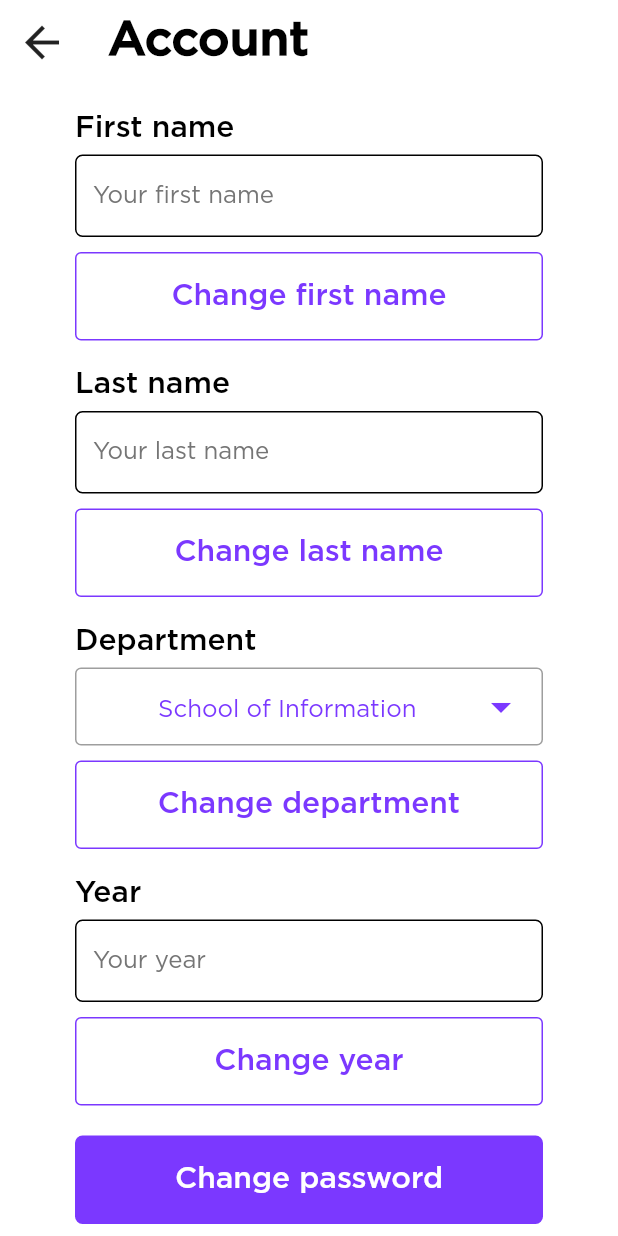
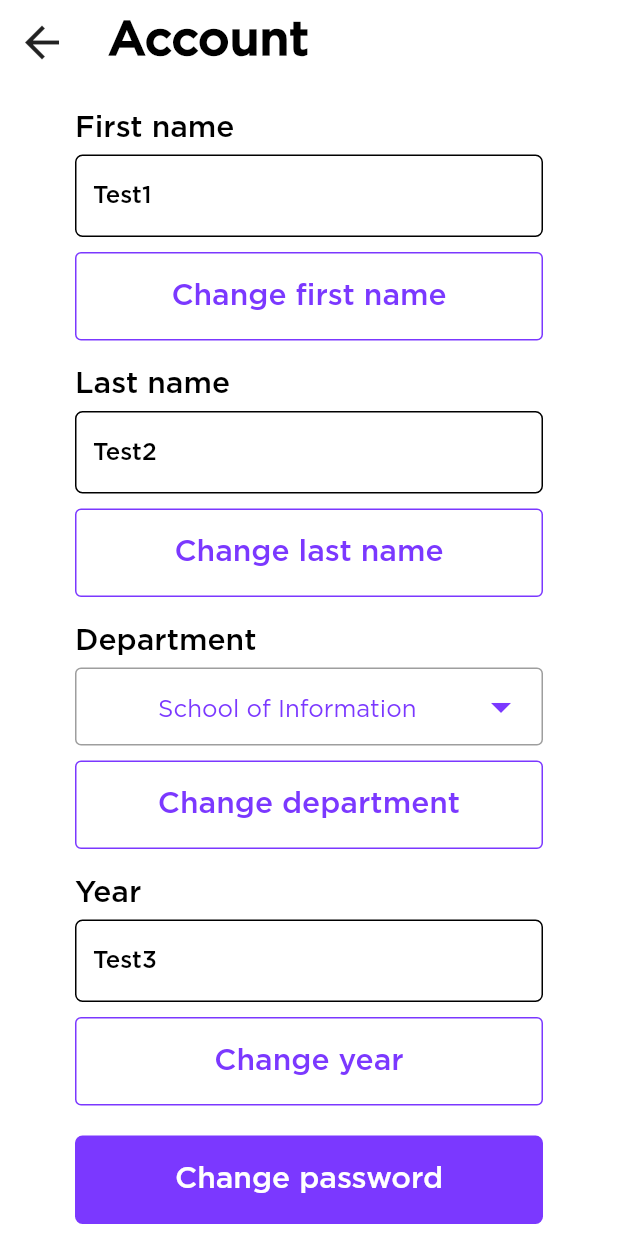
Before and after one commit to khush2003/wismod, a Flutter app: the AccountsView screen opened by its route, on a phone screen of 412 x 824 dp. Run offline on Flutter 3.47's test engine with Material 2 defaults, Android fonts, the phone set to English and light mode, and no system bars; our stand-ins replace cloud_firestore, firebase_auth, firebase_core, firebase_storage, get, image_picker; missing offline and left inert: dart:js; accounts and stored records are empty.

Commit message:
A little doing with account changing

```diff
--- /dev/null
+++ b/lib/modules/home/controller/account_controller.dart
@@ -0,0 +1,26 @@
+import 'package:firebase_auth/firebase_auth.dart';
+import 'package:flutter/material.dart';
+import 'package:get/get.dart';
+import 'package:wismod/shared/models/user.dart';
+import 'package:wismod/shared/services/firebase_firestore_serivce.dart';
+import 'package:wismod/utils/app_utils.dart';
+import 'package:wismod/shared/models/user.dart';
+import '../../auth/controllers/auth_controller.dart';
+import 'package:cloud_firestore/cloud_firestore.dart';
+
+import '../../../routes/routes.dart';
+
+class AccountController extends GetxController {
+  static AccountController get instance => Get.find();
+  final FirebaseFirestore _db = FirebaseFirestore.instance;
+  String firstNameUser = '';
+  String lastNameUser = '';
+  String yearUser = '';
+
+  final TextEditingController firstNameController =
+      TextEditingController(text: 'Test1');
+  final TextEditingController lastNameController =
+      TextEditingController(text: 'Test2');
+  final TextEditingController yearController =
+      TextEditingController(text: 'Test3');
+}
--- a/lib/modules/home/controller/setting_controller.dart
+++ b/lib/modules/home/controller/password_controller.dart
@@ -7,14 +7,12 @@ import 'package:wismod/utils/app_utils.dart';
 
 import '../../../routes/routes.dart';
 
-class SettingController extends GetxController {
-  late BuildContext? context;
+class PasswordController extends GetxController {
   var auth = FirebaseAuth.instance;
   var currentUser = FirebaseAuth.instance.currentUser;
   final passwordController = TextEditingController();
   final confirmPasswordController = TextEditingController();
   int checkCount = 0;
-  String wordCheck = "";
 
   final passwordError = RxString('');
   final confirmPasswordError = RxString('');
@@ -84,7 +82,7 @@ class SettingController extends GetxController {
         confirmPasswordController.text.isEmpty ||
         passwordError != null ||
         confirmPasswordError != null) {
-      print("you didn't type it all");
+      print("you didn't type it at all");
       print(passwordController.text);
       print(confirmPasswordController.text);
       return false;
--- a/lib/modules/home/views/accounts.dart
+++ b/lib/modules/home/views/accounts.dart
@@ -1,14 +1,17 @@
 import 'package:flutter/material.dart';
 import 'package:get/get.dart';
 import 'package:wismod/theme/global_widgets.dart';
-import 'package:wismod/modules/auth/controllers/signup_controller.dart';
+import '../controller/account_controller.dart';
+import '../../auth/controllers/signup_controller.dart';
 
 import '../../../routes/routes.dart';
 import '../../../utils/app_utils.dart';
 
 //TODO: Form validation
 class AccountsView extends StatelessWidget {
-  const AccountsView({super.key});
+  AccountsView({super.key});
+  final AccountController accountController = Get.put(AccountController());
+
 
   @override
   Widget build(BuildContext context) {
@@ -28,12 +31,13 @@ class AccountsView extends StatelessWidget {
             alignment: Alignment.topCenter,
             child: SingleChildScrollView(
                 child: Column(children: [
-              const Padding(
-                padding: EdgeInsets.fromLTRB(0.0, 0.0, 0.0, 20.0),
+              Padding(
+                padding: const EdgeInsets.fromLTRB(0.0, 0.0, 0.0, 20.0),
                 child: AccountSections(
                   label: 'First name',
                   hintText: 'Your first name',
-                  trailingWidget: Text(
+                  controllerFunction: accountController.firstNameController,
+                  trailingWidget: const Text(
                     'Change first name',
                     style: TextStyle(
                       fontFamily: "Gotham",
@@ -44,12 +48,13 @@ class AccountsView extends StatelessWidget {
                   ),
                 ),
               ),
-              const Padding(
-                padding: EdgeInsets.fromLTRB(0.0, 0.0, 0.0, 20.0),
+              Padding(
+                padding: const EdgeInsets.fromLTRB(0.0, 0.0, 0.0, 20.0),
                 child: AccountSections(
                   label: 'Last name',
                   hintText: 'Your last name',
-                  trailingWidget: Text(
+                  controllerFunction: accountController.lastNameController,
+                  trailingWidget: const Text(
                     'Change last name',
                     style: TextStyle(
                       fontFamily: "Gotham",
@@ -75,12 +80,13 @@ class AccountsView extends StatelessWidget {
                   ),
                 ),
               ),
-              const Padding(
+              Padding(
                 padding: EdgeInsets.fromLTRB(0.0, 0.0, 0.0, 20.0),
                 child: AccountSections(
                   label: 'Year',
                   hintText: 'Your year',
-                  trailingWidget: Text(
+                  controllerFunction: accountController.yearController,
+                  trailingWidget: const Text(
                     'Change year',
                     style: TextStyle(
                       fontFamily: "Gotham",
@@ -120,12 +126,14 @@ class AccountSections extends StatelessWidget {
   final String label;
   final String hintText;
   final Widget trailingWidget;
+  final TextEditingController controllerFunction;
 
   const AccountSections({
     Key? key,
     required this.label,
     required this.hintText,
     required this.trailingWidget,
+    required this.controllerFunction,
   }) : super(key: key);
 
   @override
@@ -148,6 +156,7 @@ class AccountSections extends StatelessWidget {
             width: double.infinity,
             child: TextFormFeildThemed(
               hintText: hintText,
+              controller: controllerFunction,
             ),
           ),
         ),
--- a/lib/modules/home/views/password.dart
+++ b/lib/modules/home/views/password.dart
@@ -4,7 +4,7 @@ import 'package:flutter/material.dart';
 import 'package:wismod/theme/global_widgets.dart';
 import '../../auth/controllers/signup_controller.dart';
 import 'package:get/get.dart';
-import '../controller/setting_controller.dart';
+import '../controller/password_controller.dart';
 import 'package:firebase_auth/firebase_auth.dart';
 
 import '../../../utils/app_utils.dart';
@@ -17,7 +17,7 @@ class PassWordView extends StatelessWidget {
   // final TextEditingController passwordController = TextEditingController();
   // final TextEditingController confirmPasswordController =
   //     TextEditingController();
-  final SettingController settingController = Get.put(SettingController());
+  final PasswordController settingController = Get.put(PasswordController());
 
   @override
   Widget build(BuildContext context) {
--- a/lib/routes/routes.dart
+++ b/lib/routes/routes.dart
@@ -41,7 +41,7 @@ final getPages = [
   GetPage(name: Routes.login, page: () => LogInView()),
   GetPage(name: Routes.signup, page: () => SignUpView()),
   GetPage(name: Routes.createEvent, page: () => CreateEventView()),
-  GetPage(name: Routes.accounts, page: () => const AccountsView()),
+  GetPage(name: Routes.accounts, page: () => AccountsView()),
   GetPage(name: Routes.password, page: () => PassWordView()),
   GetPage(name: Routes.notficaition, page: () => NotificationView()),
   GetPage(name: Routes.blockList, page: () => const BlockListView()),
```
